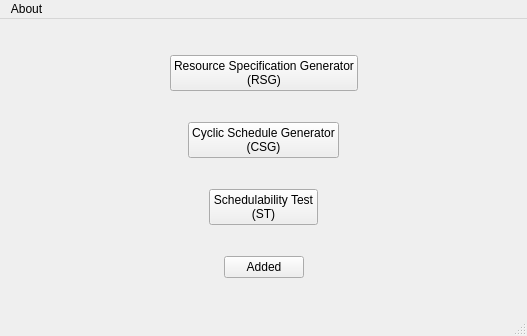
Qt form mainwindow.ui (guangli-dai/RRP-Toolsets) before a commit.
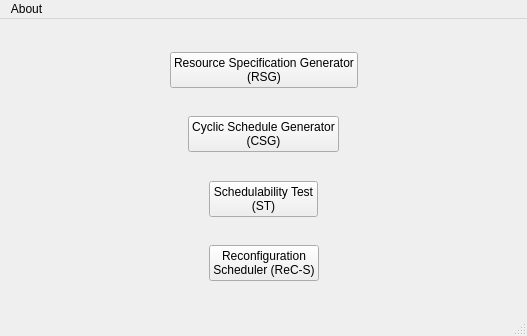
The same form after that commit.

Diff of the .ui file:
```diff
--- a/mainwindow.ui
+++ b/mainwindow.ui
@@ -239,7 +239,8 @@
       <item>
        <widget class="QPushButton" name="AddedBuuton">
         <property name="text">
-         <string>Added</string>
+         <string>Reconfiguration
+Scheduler (ReC-S)</string>
         </property>
        </widget>
       </item>
```
Left out of the diff: 2 changed lines with no effect on the pictures.
